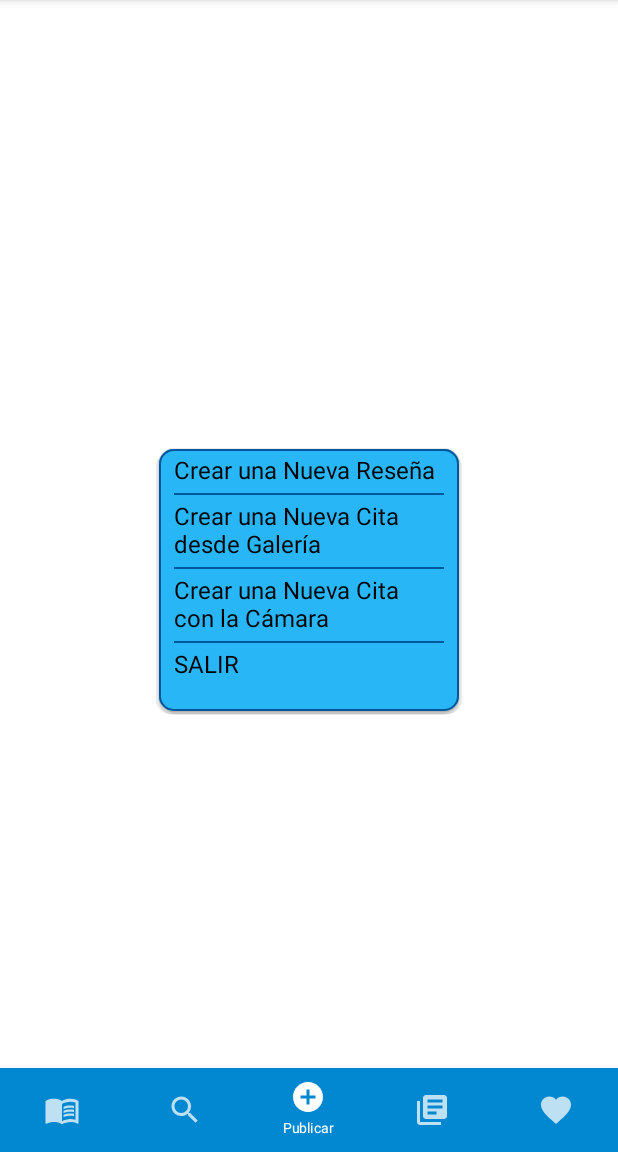
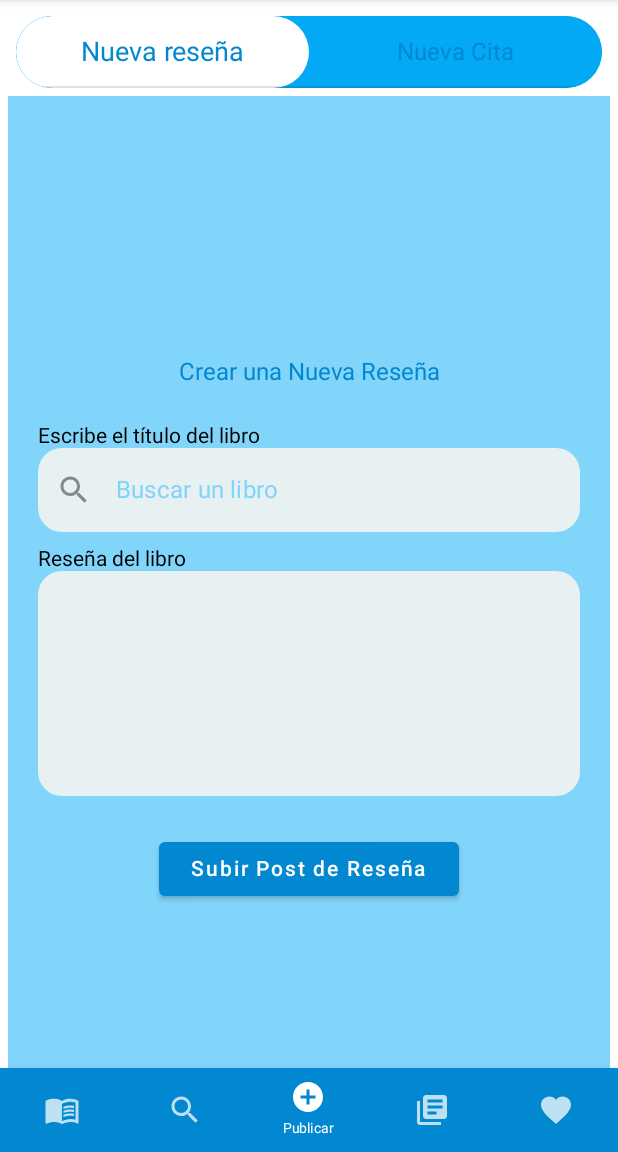
Before and after one commit to Xiomara-JM/SC-Books, an Android app built with Jetpack Compose: the Nuevopost screen opened through its navigation route, on a phone screen of 412 x 824 dp, the part 84-1236 px from its top. Run offline under Robolectric (Android 15) with nearby library versions, the phone set to English and light mode, and no system bars; our stand-ins replace accompanist; libraries missing offline, so code that uses them is left out: com.google.mlkit.vision.

Commit message:
Tab navigation nueva reseña/cita

```diff
--- a/app/src/main/java/com/example/sc_books/presentation/screens/NuevoPost.kt
+++ b/app/src/main/java/com/example/sc_books/presentation/screens/NuevoPost.kt
@@ -14,6 +14,7 @@ import android.widget.Toast
 import androidx.activity.compose.rememberLauncherForActivityResult
 import androidx.activity.result.contract.ActivityResultContracts
 import androidx.activity.result.launch
+import androidx.compose.animation.Animatable
 import androidx.compose.foundation.*
 import androidx.compose.foundation.layout.*
 import androidx.compose.foundation.lazy.LazyColumn
@@ -53,10 +54,6 @@ import androidx.compose.ui.window.PopupProperties
 import androidx.core.content.ContextCompat
 import androidx.navigation.NavHostController
 import com.example.sc_books.presentation.components.QuerySearch
-import com.example.sc_books.ui.theme.LB50_400
-import com.example.sc_books.ui.theme.LB50_900
-import com.example.sc_books.ui.theme.Purple200
-import com.example.sc_books.ui.theme.Purple700
 import com.google.mlkit.vision.common.InputImage
 import com.google.mlkit.vision.text.TextRecognition
 import com.google.mlkit.vision.text.latin.TextRecognizerOptions
@@ -68,10 +65,19 @@ import androidx.compose.material.TextField
 import androidx.compose.runtime.mutableStateOf
 import androidx.compose.runtime.remember
 import androidx.compose.ui.ExperimentalComposeUiApi
+import androidx.compose.ui.draw.clip
 import androidx.compose.ui.platform.LocalSoftwareKeyboardController
 import androidx.compose.ui.res.stringResource
+import com.example.sc_books.presentation.LoginForm
+import com.example.sc_books.presentation.SignUpForm
+import com.example.sc_books.ui.theme.*
 //import androidx.hilt.navigation.compose.hiltViewModel
 import com.example.sc_books.viewmodels.BookViewModel
+import com.google.accompanist.pager.ExperimentalPagerApi
+import com.google.accompanist.pager.HorizontalPager
+import com.google.accompanist.pager.pagerTabIndicatorOffset
+import com.google.accompanist.pager.rememberPagerState
+import kotlinx.coroutines.launch
 
 import java.io.IOException
 
@@ -99,6 +105,7 @@ fun NuevoPost(
     }
 }
 
+@OptIn(ExperimentalPagerApi::class)
 @Composable
 fun PopupWindowDialog(navController: NavHostController) {
     var openDialog = remember { mutableStateOf(true)}
@@ -106,7 +113,106 @@ fun PopupWindowDialog(navController: NavHostController) {
     var openCitaGaleria = remember { mutableStateOf(false)}
     var openCitaCamara = remember { mutableStateOf(false)}
 
-    Column(
+    val tabItems = listOf("Nueva reseña", "Nueva Cita")
+    val pagerState = rememberPagerState()
+    val coroutineScope = rememberCoroutineScope()
+
+
+    Column {
+        TabRow(
+            selectedTabIndex = pagerState.currentPage,
+            backgroundColor = Purple500,
+            modifier = Modifier
+                .padding(5.dp)
+                .background(Color.Transparent)
+                .clip(RoundedCornerShape(30.dp)),
+            indicator = { tabPositions ->
+                TabRowDefaults.Indicator(
+                    modifier = Modifier
+                        .pagerTabIndicatorOffset(
+                            pagerState, tabPositions
+                        )
+                        .width(0.dp)
+                        .height(0.dp)
+                )
+            }
+        ) {
+            tabItems.forEachIndexed { index, title ->
+                val color = remember { Animatable(Purple700) }
+                LaunchedEffect(pagerState.currentPage == index) {
+                    color.animateTo(
+                        if (pagerState.currentPage == index)
+                            Color.White else Purple500
+                    )
+                }
+
+                Tab(
+                    selected = pagerState.currentPage == index,
+                    onClick = {
+                        coroutineScope.launch {
+                            pagerState.animateScrollToPage(index)
+                        }
+                    },
+                    text = {
+                        Text(
+                            text = title,
+                            style = if (pagerState.currentPage == index) {
+                                TextStyle(
+                                    color = Purple700,
+                                    fontSize = 18.sp
+                                )
+                            } else {
+                                TextStyle(
+                                    color = Purple700,
+                                    fontSize = 16.sp
+                                )
+                            }
+                        )
+                    },
+                    modifier = Modifier.background(
+                        color = color.value,
+                        shape = RoundedCornerShape(30.dp)
+                    )
+                )
+            }
+        }
+        HorizontalPager(
+            count = tabItems.size,
+            state = pagerState,
+            modifier = Modifier
+                .fillMaxSize()
+                .background(Purple200)
+        ) { page ->
+            if (page == 0){
+                Column (
+                    modifier = Modifier
+                        //.fillMaxSize()
+                        .padding(10.dp),
+                    verticalArrangement = Arrangement.SpaceAround,
+                    horizontalAlignment = Alignment.CenterHorizontally
+                ){
+                    nuevaResena()
+                }
+
+            }
+            else{
+                Column (
+                    modifier = Modifier
+                        //.fillMaxSize()
+                        .padding(10.dp),
+                    verticalArrangement = Arrangement.SpaceAround,
+                    horizontalAlignment = Alignment.CenterHorizontally
+                ){
+                    nuevaCita()
+                }
+            }
+
+        }
+    }
+
+
+
+    /*Column(
         modifier = Modifier
             .fillMaxSize()
             .padding(horizontal = 20.dp),
@@ -187,14 +293,10 @@ fun PopupWindowDialog(navController: NavHostController) {
             }
             if(openCitaGaleria.value)
             {
-                citaGaleria()
-            }
-            if(openCitaCamara.value)
-            {
-                citaCamara()
+                nuevaCita()
             }
         }
-    }
+    }*/
 }
 
 
@@ -332,7 +434,7 @@ fun nuevaResena(
 
 
 @Composable
-fun citaGaleria() {
+fun nuevaCita() {
     var imagenBitmap by rememberSaveable{ mutableStateOf<Bitmap?>(null)}
     var imagenUri by rememberSaveable{ mutableStateOf<Uri?>(null)}
     var escaneo by rememberSaveable{mutableStateOf("")}
@@ -341,7 +443,7 @@ fun citaGaleria() {
     val scrollState = rememberScrollState()
     Column (
         modifier = Modifier.padding(bottom = 30.dp)
-            ){
+    ){
         Column(
             modifier = Modifier
                 .verticalScroll(rememberScrollState())
@@ -536,20 +638,6 @@ fun EscanearImagen(imagenBitmap: Bitmap?, imagenUri: Uri?, escribir: (TextFieldV
     }
 }
 
-@Composable
-fun citaCamara() {
-    //TextRead()
-    /*Column(
-        modifier = Modifier.padding(horizontal = 10.dp)
-    ) {
-        Text(
-            text = "Crear una Nueva Cita desde Cámara",
-            modifier = Modifier
-                .padding(vertical = 5.dp),
-            fontSize = 16.sp
-        )
-    }*/
-}
 
 @Composable
 fun TomarImagen(onImageCapture: (Bitmap?) -> Unit, onUriCapture: (Uri?) -> Unit) {
```
